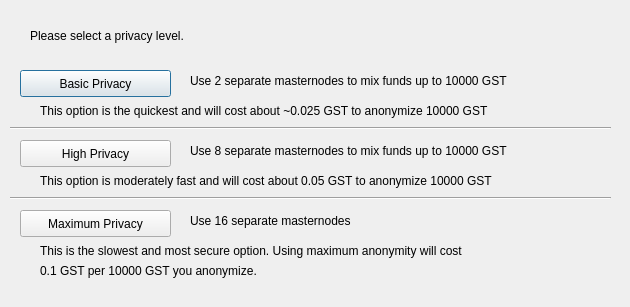
dezzyboy/qt, file forms/obfuscationconfig.ui: the form before one commit.
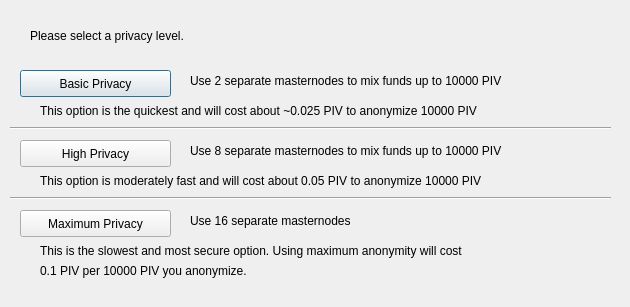
The form after the commit.

The edit to the form file:
```diff
--- a/forms/obfuscationconfig.ui
+++ b/forms/obfuscationconfig.ui
@@ -75,7 +75,7 @@
     </rect>
    </property>
    <property name="text">
-    <string>Use 2 separate masternodes to mix funds up to 10000 GST</string>
+    <string>Use 2 separate masternodes to mix funds up to 10000 PIV</string>
    </property>
   </widget>
   <widget class="QLabel" name="label_3">
@@ -88,7 +88,7 @@
     </rect>
    </property>
    <property name="text">
-    <string>Use 8 separate masternodes to mix funds up to 10000 GST</string>
+    <string>Use 8 separate masternodes to mix funds up to 10000 PIV</string>
    </property>
   </widget>
   <widget class="QLabel" name="label_4">
@@ -114,7 +114,7 @@
     </rect>
    </property>
    <property name="text">
-    <string>This option is the quickest and will cost about ~0.025 GST to anonymize 10000 GST</string>
+    <string>This option is the quickest and will cost about ~0.025 PIV to anonymize 10000 PIV</string>
    </property>
   </widget>
   <widget class="QLabel" name="label_7">
@@ -127,7 +127,7 @@
     </rect>
    </property>
    <property name="text">
-    <string>This option is moderately fast and will cost about 0.05 GST to anonymize 10000 GST</string>
+    <string>This option is moderately fast and will cost about 0.05 PIV to anonymize 10000 PIV</string>
    </property>
   </widget>
   <widget class="QLabel" name="label_8">
@@ -153,7 +153,7 @@
     </rect>
    </property>
    <property name="text">
-    <string>0.1 GST per 10000 GST you anonymize.</string>
+    <string>0.1 PIV per 10000 PIV you anonymize.</string>
    </property>
   </widget>
   <widget class="Line" name="line">
```
